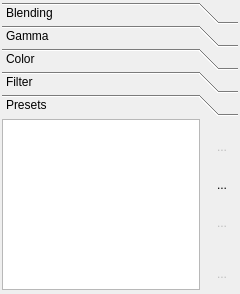
This is src/MixingToolboxWidget.ui in markus-wa/glmixer-mirror as Qt 5 draws it before an edit. The edited form follows.
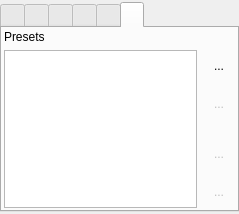
This is the edited form. The open tabs and pages were chosen to show the change. Icons and pictures are not drawn.

Commit message: Integration of FFGL plugin browser into the MixingToolboxWidget Modified the source Property Browser

The edit to the form file:
```diff
--- a/src/MixingToolboxWidget.ui
+++ b/src/MixingToolboxWidget.ui
@@ -6,10 +6,16 @@
    <rect>
     <x>0</x>
     <y>0</y>
-    <width>240</width>
-    <height>294</height>
+    <width>239</width>
+    <height>214</height>
    </rect>
   </property>
+  <property name="minimumSize">
+   <size>
+    <width>239</width>
+    <height>214</height>
+   </size>
+  </property>
   <property name="windowTitle">
    <string>Mixing</string>
   </property>
@@ -18,19 +24,19 @@
     <number>0</number>
    </property>
    <property name="leftMargin">
-    <number>2</number>
+    <number>0</number>
    </property>
    <property name="topMargin">
     <number>2</number>
    </property>
    <property name="rightMargin">
-    <number>2</number>
+    <number>0</number>
    </property>
    <property name="bottomMargin">
     <number>2</number>
    </property>
    <item>
-    <widget class="QToolBox" name="mixingToolBox">
+    <widget class="QTabWidget" name="mixingToolBox">
      <property name="sizePolicy">
       <sizepolicy hsizetype="Preferred" vsizetype="Preferred">
        <horstretch>0</horstretch>
@@ -39,15 +45,24 @@
      </property>
      <property name="minimumSize">
       <size>
-       <width>236</width>
-       <height>290</height>
+       <width>227</width>
+       <height>210</height>
       </size>
      </property>
+     <property name="tabPosition">
+      <enum>QTabWidget::North</enum>
+     </property>
+     <property name="tabShape">
+      <enum>QTabWidget::Rounded</enum>
+     </property>
      <property name="currentIndex">
       <number>2</number>
      </property>
-     <property name="tabSpacing">
-      <number>1</number>
+     <property name="iconSize">
+      <size>
+       <width>16</width>
+       <height>16</height>
+      </size>
      </property>
      <widget class="QWidget" name="Blending">
       <property name="geometry">
@@ -58,26 +73,12 @@
         <height>165</height>
        </rect>
       </property>
-      <property name="sizePolicy">
-       <sizepolicy hsizetype="Preferred" vsizetype="Preferred">
-        <horstretch>0</horstretch>
-        <verstretch>0</verstretch>
-       </sizepolicy>
-      </property>
-      <property name="minimumSize">
-       <size>
-        <width>190</width>
-        <height>0</height>
-       </size>
-      </property>
-      <property name="toolTip">
-       <string>Setup the source mixing mode and masks</string>
-      </property>
-      <attribute name="label">
-       <string>Blending</string>
+      <attribute name="icon">
+       <iconset resource="../icons.qrc">
+        <normaloff>:/glmixer/icons/blending.png</normaloff>:/glmixer/icons/blending.png</iconset>
       </attribute>
-      <attribute name="toolTip">
-       <string>Combination of colors and transparency</string>
+      <attribute name="title">
+       <string/>
       </attribute>
       <layout class="QVBoxLayout" name="verticalLayout">
        <property name="leftMargin">
@@ -399,22 +400,12 @@
       </layout>
      </widget>
      <widget class="QWidget" name="Gamma">
-      <property name="geometry">
-       <rect>
-        <x>0</x>
-        <y>0</y>
-        <width>236</width>
-        <height>165</height>
-       </rect>
-      </property>
-      <property name="toolTip">
-       <string>Setup the gamma color filter</string>
-      </property>
-      <attribute name="label">
-       <string>Gamma</string>
+      <attribute name="icon">
+       <iconset resource="../icons.qrc">
+        <normaloff>:/glmixer/icons/gamma.png</normaloff>:/glmixer/icons/gamma.png</iconset>
       </attribute>
-      <attribute name="toolTip">
-       <string>Gamma correction of image luminance</string>
+      <attribute name="title">
+       <string/>
       </attribute>
       <layout class="QVBoxLayout" name="gammaContentsLayout">
        <property name="spacing">
@@ -435,16 +426,12 @@
       </layout>
      </widget>
      <widget class="QWidget" name="Color">
-      <property name="geometry">
-       <rect>
-        <x>0</x>
-        <y>0</y>
-        <width>236</width>
-        <height>165</height>
-       </rect>
-      </property>
-      <attribute name="label">
-       <string>Color</string>
+      <attribute name="icon">
+       <iconset resource="../icons.qrc">
+        <normaloff>:/glmixer/icons/colors.png</normaloff>:/glmixer/icons/colors.png</iconset>
+      </attribute>
+      <attribute name="title">
+       <string/>
       </attribute>
       <layout class="QVBoxLayout" name="verticalLayout_2">
        <property name="spacing">
@@ -1307,23 +1294,13 @@
        </item>
       </layout>
      </widget>
-     <widget class="QWidget" name="Filter">
-      <property name="geometry">
-       <rect>
-        <x>0</x>
-        <y>0</y>
-        <width>236</width>
-        <height>165</height>
-       </rect>
-      </property>
-      <property name="toolTip">
-       <string>Setup image processing filters</string>
-      </property>
-      <attribute name="label">
-       <string>Filter</string>
+     <widget class="QWidget" name="Filters">
+      <attribute name="icon">
+       <iconset resource="../icons.qrc">
+        <normaloff>:/glmixer/icons/filters.png</normaloff>:/glmixer/icons/filters.png</iconset>
       </attribute>
-      <attribute name="toolTip">
-       <string>Imaging special effects</string>
+      <attribute name="title">
+       <string/>
       </attribute>
       <layout class="QVBoxLayout" name="verticalLayout_7">
        <property name="leftMargin">
@@ -1599,41 +1576,127 @@
        </item>
       </layout>
      </widget>
+     <widget class="QWidget" name="Plugin">
+      <attribute name="icon">
+       <iconset resource="../icons.qrc">
+        <normaloff>:/glmixer/icons/ffgl.png</normaloff>:/glmixer/icons/ffgl.png</iconset>
+      </attribute>
+      <attribute name="title">
+       <string/>
+      </attribute>
+      <layout class="QVBoxLayout" name="pluginBrowserLayout">
+       <property name="leftMargin">
+        <number>2</number>
+       </property>
+       <property name="topMargin">
+        <number>2</number>
+       </property>
+       <property name="rightMargin">
+        <number>2</number>
+       </property>
+       <property name="bottomMargin">
+        <number>2</number>
+       </property>
+       <item>
+        <layout class="QHBoxLayout" name="horizontalLayout_3">
+         <item>
+          <widget class="QLabel" name="label_5">
+           <property name="text">
+            <string>FreeFrameGL plugins</string>
+           </property>
+           <property name="margin">
+            <number>2</number>
+           </property>
+          </widget>
+         </item>
+         <item>
+          <widget class="QToolButton" name="addPlugin">
+           <property name="text">
+            <string>...</string>
+           </property>
+           <property name="icon">
+            <iconset resource="../icons.qrc">
+             <normaloff>:/glmixer/icons/plus.png</normaloff>:/glmixer/icons/plus.png</iconset>
+           </property>
+          </widget>
+         </item>
+        </layout>
+       </item>
+      </layout>
+     </widget>
      <widget class="QWidget" name="Presets">
-      <property name="geometry">
-       <rect>
-        <x>0</x>
-        <y>0</y>
-        <width>236</width>
-        <height>165</height>
-       </rect>
-      </property>
-      <attribute name="label">
-       <string>Presets</string>
+      <attribute name="icon">
+       <iconset resource="../icons.qrc">
+        <normaloff>:/glmixer/icons/gear.png</normaloff>:/glmixer/icons/gear.png</iconset>
       </attribute>
-      <layout class="QGridLayout" name="gridLayout">
+      <attribute name="title">
+       <string/>
+      </attribute>
+      <layout class="QVBoxLayout" name="verticalLayout_5">
        <property name="leftMargin">
-        <number>0</number>
+        <number>2</number>
        </property>
        <property name="topMargin">
         <number>2</number>
        </property>
        <property name="rightMargin">
-        <number>0</number>
+        <number>2</number>
        </property>
        <property name="bottomMargin">
         <number>2</number>
        </property>
-       <item row="5" column="1">
-        <widget class="QToolButton" name="presetRemove">
-         <property name="enabled">
-          <bool>false</bool>
+       <item>
+        <widget class="QLabel" name="label_6">
+         <property name="text">
+          <string>Presets</string>
          </property>
-         <property name="toolTip">
-          <string>Remove this preset.</string>
+         <property name="margin">
+          <number>2</number>
          </property>
-         <property name="styleSheet">
-          <string notr="true">QToolButton { 
+        </widget>
+       </item>
+       <item>
+        <layout class="QHBoxLayout" name="horizontalLayout">
+         <item>
+          <widget class="QListWidget" name="presetsList">
+           <property name="baseSize">
+            <size>
+             <width>2</width>
+             <height>0</height>
+            </size>
+           </property>
+           <property name="toolTip">
+            <string>Double clic on a preset to apply it to the selected source(s).</string>
+           </property>
+           <property name="editTriggers">
+            <set>QAbstractItemView::EditKeyPressed|QAbstractItemView::SelectedClicked</set>
+           </property>
+           <property name="showDropIndicator" stdset="0">
+            <bool>false</bool>
+           </property>
+           <property name="alternatingRowColors">
+            <bool>true</bool>
+           </property>
+           <property name="spacing">
+            <number>1</number>
+           </property>
+           <property name="currentRow">
+            <number>-1</number>
+           </property>
+          </widget>
+         </item>
+         <item>
+          <layout class="QVBoxLayout" name="verticalLayout_4">
+           <item>
+            <widget class="QToolButton" name="presetAdd">
+             <property name="enabled">
+              <bool>true</bool>
+             </property>
+             <property name="toolTip">
+              <string>Create a new preset from the settings of the current source.</string>
+             </property>
+             <property name="styleSheet">
+              <string notr="true">QToolButton { 
      border-style: inset;
      border-width: 1px;
     border-radius:5px;
@@ -1658,60 +1721,32 @@
 QToolButton:hover { 
      border-color: palette(highlight);
 }</string>
-         </property>
-         <property name="text">
-          <string>...</string>
-         </property>
-         <property name="icon">
-          <iconset resource="../icons.qrc">
-           <normaloff>:/glmixer/icons/trash.png</normaloff>:/glmixer/icons/trash.png</iconset>
-         </property>
-         <property name="iconSize">
-          <size>
-           <width>24</width>
-           <height>24</height>
-          </size>
-         </property>
-        </widget>
-       </item>
-       <item row="0" column="0" rowspan="6">
-        <widget class="QListWidget" name="presetsList">
-         <property name="baseSize">
-          <size>
-           <width>2</width>
-           <height>0</height>
-          </size>
-         </property>
-         <property name="toolTip">
-          <string>Double clic on a preset to apply it to the selected source(s).</string>
-         </property>
-         <property name="editTriggers">
-          <set>QAbstractItemView::EditKeyPressed|QAbstractItemView::SelectedClicked</set>
-         </property>
-         <property name="showDropIndicator" stdset="0">
-          <bool>false</bool>
-         </property>
-         <property name="alternatingRowColors">
-          <bool>true</bool>
-         </property>
-         <property name="spacing">
-          <number>1</number>
-         </property>
-         <property name="currentRow">
-          <number>-1</number>
-         </property>
-        </widget>
-       </item>
-       <item row="3" column="1">
-        <widget class="QToolButton" name="presetReApply">
-         <property name="enabled">
-          <bool>false</bool>
-         </property>
-         <property name="toolTip">
-          <string>Update this preset with  the settings of the current source.</string>
-         </property>
-         <property name="styleSheet">
-          <string notr="true">QToolButton { 
+             </property>
+             <property name="text">
+              <string>...</string>
+             </property>
+             <property name="icon">
+              <iconset resource="../icons.qrc">
+               <normaloff>:/glmixer/icons/plus_source.png</normaloff>:/glmixer/icons/plus_source.png</iconset>
+             </property>
+             <property name="iconSize">
+              <size>
+               <width>24</width>
+               <height>24</height>
+              </size>
+             </property>
+            </widget>
+           </item>
+           <item>
+            <widget class="QToolButton" name="presetApply">
+             <property name="enabled">
+              <bool>false</bool>
+             </property>
+             <property name="toolTip">
+              <string>Apply the preset to the current source</string>
+             </property>
+             <property name="styleSheet">
+              <string notr="true">QToolButton { 
      border-style: inset;
      border-width: 1px;
     border-radius:5px;
@@ -1736,32 +1771,45 @@
 QToolButton:hover { 
      border-color: palette(highlight);
 }</string>
-         </property>
-         <property name="text">
-          <string>...</string>
-         </property>
-         <property name="icon">
-          <iconset resource="../icons.qrc">
-           <normaloff>:/glmixer/icons/re-apply.png</normaloff>:/glmixer/icons/re-apply.png</iconset>
-         </property>
-         <property name="iconSize">
-          <size>
-           <width>24</width>
-           <height>24</height>
-          </size>
-         </property>
-        </widget>
-       </item>
-       <item row="1" column="1">
-        <widget class="QToolButton" name="presetApply">
-         <property name="enabled">
-          <bool>false</bool>
-         </property>
-         <property name="toolTip">
-          <string>Apply the preset to the current source</string>
-         </property>
-         <property name="styleSheet">
-          <string notr="true">QToolButton { 
+             </property>
+             <property name="text">
+              <string>...</string>
+             </property>
+             <property name="icon">
+              <iconset resource="../icons.qrc">
+               <normaloff>:/glmixer/icons/apply.png</normaloff>:/glmixer/icons/apply.png</iconset>
+             </property>
+             <property name="iconSize">
+              <size>
+               <width>24</width>
+               <height>24</height>
+              </size>
+             </property>
+            </widget>
+           </item>
+           <item>
+            <spacer name="verticalSpacer">
+             <property name="orientation">
+              <enum>Qt::Vertical</enum>
+             </property>
+             <property name="sizeHint" stdset="0">
+              <size>
+               <width>20</width>
+               <height>40</height>
+              </size>
+             </property>
+            </spacer>
+           </item>
+           <item>
+            <widget class="QToolButton" name="presetReApply">
+             <property name="enabled">
+              <bool>false</bool>
+             </property>
+             <property name="toolTip">
+              <string>Update this preset with  the settings of the current source.</string>
+             </property>
+             <property name="styleSheet">
+              <string notr="true">QToolButton { 
      border-style: inset;
      border-width: 1px;
     border-radius:5px;
@@ -1786,32 +1834,32 @@
 QToolButton:hover { 
      border-color: palette(highlight);
 }</string>
-         </property>
-         <property name="text">
-          <string>...</string>
-         </property>
-         <property name="icon">
-          <iconset resource="../icons.qrc">
-           <normaloff>:/glmixer/icons/apply.png</normaloff>:/glmixer/icons/apply.png</iconset>
-         </property>
-         <property name="iconSize">
-          <size>
-           <width>24</width>
-           <height>24</height>
-          </size>
-         </property>
-        </widget>
-       </item>
-       <item row="2" column="1">
-        <widget class="QToolButton" name="presetAdd">
-         <property name="enabled">
-          <bool>true</bool>
-         </property>
-         <property name="toolTip">
-          <string>Create a new preset from the settings of the current source.</string>
-         </property>
-         <property name="styleSheet">
-          <string notr="true">QToolButton { 
+             </property>
+             <property name="text">
+              <string>...</string>
+             </property>
+             <property name="icon">
+              <iconset resource="../icons.qrc">
+               <normaloff>:/glmixer/icons/re-apply.png</normaloff>:/glmixer/icons/re-apply.png</iconset>
+             </property>
+             <property name="iconSize">
+              <size>
+               <width>24</width>
+               <height>24</height>
+              </size>
+             </property>
+            </widget>
+           </item>
+           <item>
+            <widget class="QToolButton" name="presetRemove">
+             <property name="enabled">
+              <bool>false</bool>
+             </property>
+             <property name="toolTip">
+              <string>Remove this preset.</string>
+             </property>
+             <property name="styleSheet">
+              <string notr="true">QToolButton { 
      border-style: inset;
      border-width: 1px;
     border-radius:5px;
@@ -1836,21 +1884,25 @@
 QToolButton:hover { 
      border-color: palette(highlight);
 }</string>
-         </property>
-         <property name="text">
-          <string>...</string>
-         </property>
-         <property name="icon">
-          <iconset resource="../icons.qrc">
-           <normaloff>:/glmixer/icons/plus_source.png</normaloff>:/glmixer/icons/plus_source.png</iconset>
-         </property>
-         <property name="iconSize">
-          <size>
-           <width>24</width>
-           <height>24</height>
-          </size>
-         </property>
-        </widget>
+             </property>
+             <property name="text">
+              <string>...</string>
+             </property>
+             <property name="icon">
+              <iconset resource="../icons.qrc">
+               <normaloff>:/glmixer/icons/trash.png</normaloff>:/glmixer/icons/trash.png</iconset>
+             </property>
+             <property name="iconSize">
+              <size>
+               <width>24</width>
+               <height>24</height>
+              </size>
+             </property>
+            </widget>
+           </item>
+          </layout>
+         </item>
+        </layout>
        </item>
       </layout>
      </widget>
```
Left out of the diff: 296 changed lines with no effect on the pictures. The commit also changes 26 other files.
